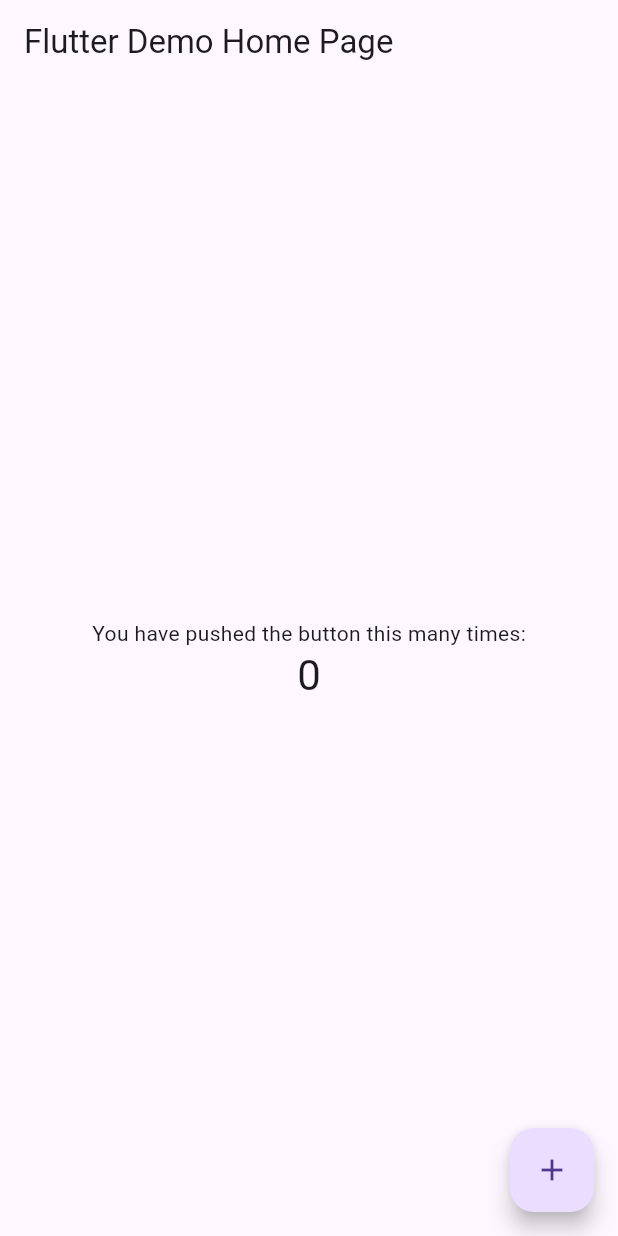
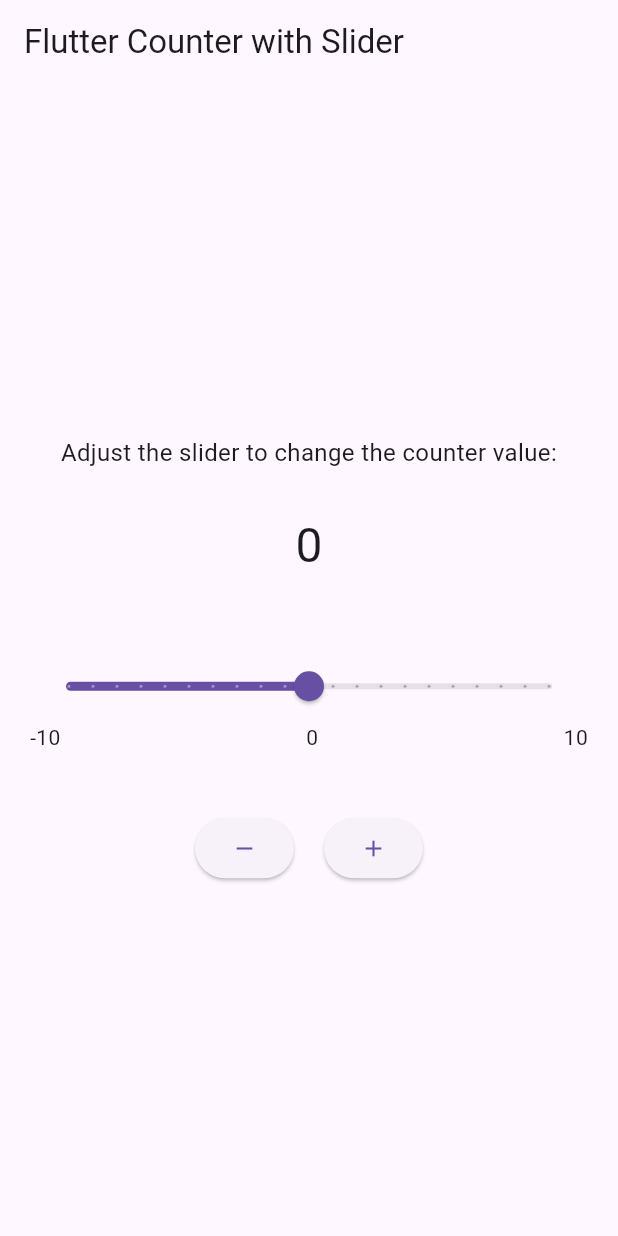
Before and after one commit to fizzahfaizi21/age_slider, a Flutter app: the screen it shows after launch, on a phone screen of 412 x 824 dp. Run offline on Flutter 3.47's test engine with Material 3 defaults, Android fonts, the phone set to English and light mode, and no system bars; missing offline and left inert: window_size.

Commit message:
added a version of code, also changed yaml manually to add packages

```diff
--- a/lib/main.dart
+++ b/lib/main.dart
@@ -7,23 +7,17 @@
 void main() {
   setupWindow();
   runApp(
-// Provide the model to all widgets within the app. We're using
-// ChangeNotifierProvider because that's a simple way to rebuild
-// widgets when a model changes. We could also just use
-// Provider, but then we would have to listen to Counter ourselves.
-//
-// Read Provider's docs to learn about all the available providers.
+    // Provide the model to all widgets within the app
     ChangeNotifierProvider(
-// Initialize the model in the builder. That way, Provider
-// can own Counter's lifecycle, making sure to call `dispose`
-// when not needed anymore.
       create: (context) => Counter(),
       child: const MyApp(),
     ),
   );
 }
+
 const double windowWidth = 360;
 const double windowHeight = 640;
+
 void setupWindow() {
   if (!kIsWeb && (Platform.isWindows || Platform.isLinux || Platform.isMacOS)) {
     WidgetsFlutterBinding.ensureInitialized();
@@ -39,23 +33,37 @@
     });
   }
 }
-/// Simplest possible model, with just one field.
-///
-/// [ChangeNotifier] is a class in `flutter:foundation`. [Counter] does
-/// _not_ depend on Provider.
+
+/// Counter model with methods to update its value
 class Counter with ChangeNotifier {
   int value = 0;
+
+  // Method to increment counter
   void increment() {
     value += 1;
     notifyListeners();
   }
+
+  // Method to decrement counter
+  void decrement() {
+    value -= 1;
+    notifyListeners();
   }
+
+  // Method to set counter to a specific value
+  void setValue(int newValue) {
+    value = newValue;
+    notifyListeners();
+  }
+}
+
 class MyApp extends StatelessWidget {
   const MyApp({super.key});
+
   @override
   Widget build(BuildContext context) {
     return MaterialApp(
-title: 'Flutter Demo',
+      title: 'Flutter Counter with Slider',
       theme: ThemeData(
         primarySwatch: Colors.blue,
         useMaterial3: true,
@@ -64,54 +72,87 @@
     );
   }
 }
+
 class MyHomePage extends StatelessWidget {
   const MyHomePage({super.key});
+
   @override
   Widget build(BuildContext context) {
     return Scaffold(
       appBar: AppBar(
-title: const Text('Flutter Demo Home Page'),
+        title: const Text('Flutter Counter with Slider'),
       ),
       body: Center(
         child: Column(
           mainAxisAlignment: MainAxisAlignment.center,
           children: [
-const Text('You have pushed the button this many times:'),
-// Consumer looks for an ancestor Provider widget
-// and retrieves its model (Counter, in this case).
-// Then it uses that model to build widgets, and will trigger
-// rebuilds if the model is updated.
+            const Text(
+              'Adjust the slider to change the counter value:',
+              textAlign: TextAlign.center,
+              style: TextStyle(fontSize: 16),
+            ),
+            const SizedBox(height: 30),
+            // Consumer widget that rebuilds when Counter changes
             Consumer<Counter>(
               builder: (context, counter, child) => Text(
                 '${counter.value}',
-style: Theme.of(context).textTheme.headlineMedium,
+                style: Theme.of(context).textTheme.headlineLarge,
               ),
+            ),
+            const SizedBox(height: 50),
+            // Slider to control the counter value
+            Padding(
+              padding: const EdgeInsets.symmetric(horizontal: 20),
+              child: Consumer<Counter>(
+                builder: (context, counter, child) {
+                  return Column(
+                    children: [
+                      Slider(
+                        min: -10,
+                        max: 10,
+                        divisions: 20,
+                        value: counter.value.toDouble(),
+                        label: counter.value.toString(),
+                        onChanged: (double value) {
+                          counter.setValue(value.round());
+                        },
+                      ),
+                      Row(
+                        mainAxisAlignment: MainAxisAlignment.spaceBetween,
+                        children: [
+                          const Text('-10'),
+                          const Text('0'),
+                          const Text('10'),
+                        ],
+                      ),
+                    ],
+                  );
+                },
+              ),
+            ),
+            const SizedBox(height: 40),
+            // Manual increment/decrement buttons
+            Row(
+              mainAxisAlignment: MainAxisAlignment.center,
+              children: [
+                ElevatedButton(
+                  onPressed: () {
+                    context.read<Counter>().decrement();
+                  },
+                  child: const Icon(Icons.remove),
+                ),
+                const SizedBox(width: 20),
+                ElevatedButton(
+                  onPressed: () {
+                    context.read<Counter>().increment();
+                  },
+                  child: const Icon(Icons.add),
+                ),
+              ],
             ),
           ],
         ),
       ),
-floatingActionButton: FloatingActionButton(
-onPressed: () {
-// You can access your providers anywhere you have access
-// to the context. One way is to use Provider.of<Counter>(context).
-// The provider package also defines extension methods on the context
-// itself. You can call context.watch<Counter>() in a build method
-// of any widget to access the current state of Counter, and to ask
-// Flutter to rebuild your widget anytime Counter changes.
-//
-// You can't use context.watch() outside build methods, because that
-// often leads to subtle bugs. Instead, you should use
-// context.read<Counter>(), which gets the current state
-// but doesn't ask Flutter for future rebuilds.
-//
-// Since we're in a callback that will be called whenever the user
-// taps the FloatingActionButton, we are not in the build method here.
-// We should use context.read().
-var counter = context.read<Counter>();
-counter.increment();
-},
-tooltip: 'Increment',
-child: const Icon(Icons.add),
-),
     );
   }
+}
```
Also changed, not shown: pubspec.yaml (+5 -4 lines), pubspec.lock, 5 other files. Lines whose indentation alone changed are shown as unchanged.
